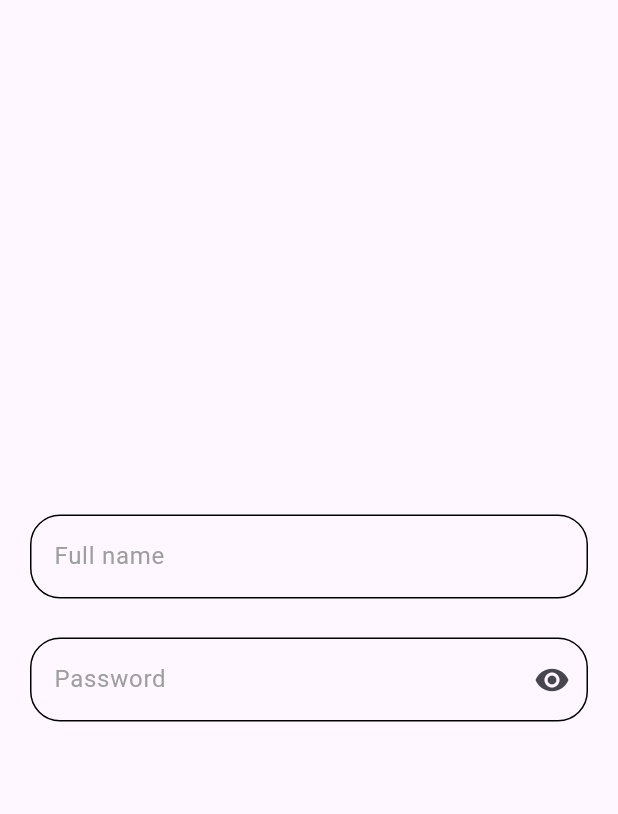
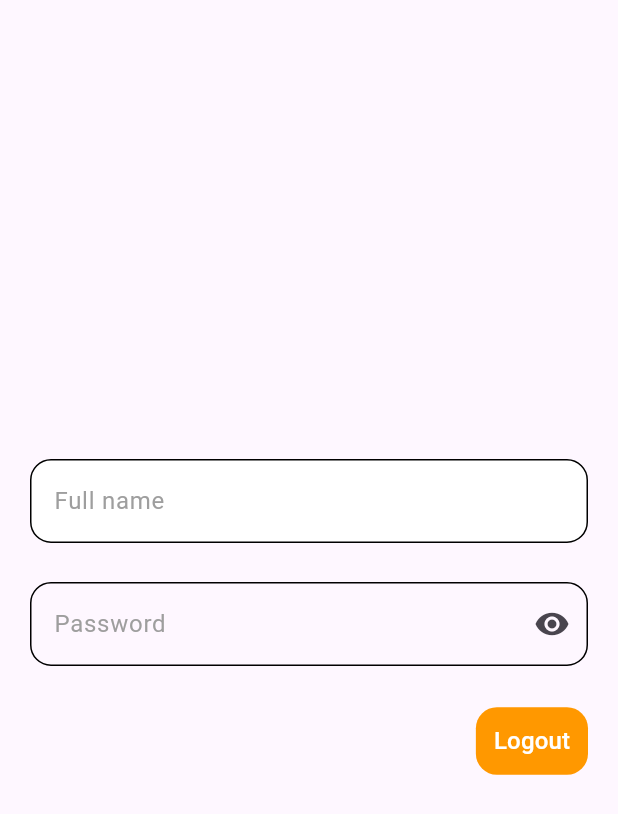
Before and after one commit to GehaziJenda/imosys_flutter_package, a Flutter app: the screen it shows after launch, on a phone screen of 412 x 824 dp. Shown: the top 814 px of the screen. Run offline on Flutter 3.47's test engine with Material 3 defaults, Android fonts, the light colour scheme and no system bars; our stand-ins replace extended_image.

Commit message:
Added imosys button

```diff
--- a/example/lib/main.dart
+++ b/example/lib/main.dart
@@ -1,8 +1,8 @@
 import 'package:flutter/material.dart';
 import 'package:imosys_flutter_package/imosys_flutter_package.dart';
+import 'package:imosys_flutter_package/widgets/imosys_button.dart';
 
 void main() {
-
   ImosysConfig.setBaseUrl("");
 
   runApp(
@@ -10,14 +10,16 @@ void main() {
       config: ImosysConfig(
         defaultFontSize: 16,
         defaultFontColor: Colors.black,
-        primaryColor: Colors.amber,
+        primaryColor: Colors.orange,
         defaultHorizontalPadding: 20,
         cursorColor: Colors.blue,
         defaultBorderColor: Colors.black,
         defaultVerticalPadding: 16,
         defaultHorizontalMargin: 20,
         defaultVerticalMargin: 26,
-        defaultContainerRadius: 20,
+        defaultContainerRadius: 14,
+        primaryButtonBackgroundColor: Colors.orange,
+        primaryButtonTextColor: Colors.white,
       ),
       child: const MyApp(),
     ),
@@ -68,9 +70,9 @@ class _MyHomePageState extends State<MyHomePage> {
               hint: "Full name",
               controller: controller,
               hasBorder: true,
-              fillColor: Colors.grey.withOpacity(0.2),
+              //fillColor: Colors.grey.withOpacity(0.2),
               hintFontColor: Colors.grey,
-              hasFill: false,
+              hasFill: true,
             ),
             SizedBox(
               height: config.defaultVerticalMargin,
@@ -85,6 +87,18 @@ class _MyHomePageState extends State<MyHomePage> {
                 dontShowText = !dontShowText;
                 setState(() {});
               },
+            ),
+            SizedBox(
+              height: config.defaultVerticalMargin,
+            ),
+            Row(
+              mainAxisAlignment: MainAxisAlignment.end,
+              children: [
+                ImosysButton(
+                  text: "Logout",
+                  onTap: () {},
+                ),
+              ],
             )
           ],
         ),
--- a/lib/util/imosys_app_wrapper.dart
+++ b/lib/util/imosys_app_wrapper.dart
@@ -19,6 +19,11 @@ class ImosysConfig {
   final Color? dialogMessageColor;
   final Color? dialogButtonColor;
   final Color? circularProgressColor;
+  final Color? primaryButtonBackgroundColor;
+  final double? primaryButtonDefaultWidth;
+  final Color? primaryButtonTextColor;
+  final double? primaryButtonFontSize;
+  final bool? primaryButtonHasElevation;
 
   ImosysConfig({
     required this.defaultFontSize,
@@ -36,6 +41,11 @@ class ImosysConfig {
     this.dialogMessageColor,
     this.dialogButtonColor,
     this.circularProgressColor,
+    this.primaryButtonBackgroundColor,
+    this.primaryButtonDefaultWidth,
+    this.primaryButtonTextColor,
+    this.primaryButtonFontSize,
+    this.primaryButtonHasElevation,
   });
 
   /// Method to set base URL
--- /dev/null
+++ b/lib/widgets/imosys_button.dart
@@ -0,0 +1,211 @@
+import 'package:extended_image/extended_image.dart';
+import 'package:flutter/material.dart';
+import 'package:imosys_flutter_package/imosys_flutter_package.dart';
+
+class ImosysButton extends StatelessWidget {
+  final String text;
+  final VoidCallback onTap;
+  final Color? color;
+  final Color? textColor;
+  final String? textFontFamily;
+  final FontWeight? textFontWeight;
+  final bool? hasBorder;
+  final Color? borderColor;
+  final double? width;
+  final String? image;
+  final IconData? icon;
+  final Color? iconColor;
+  final double? borderRadius;
+  final double? textSize;
+  final double? borderWidth;
+  final double? elevation;
+  const ImosysButton({
+    super.key,
+    required this.text,
+    required this.onTap,
+    this.color,
+    this.textFontFamily,
+    this.textFontWeight,
+    this.textColor,
+    this.hasBorder,
+    this.borderColor,
+    this.image,
+    this.width,
+    this.icon,
+    this.iconColor,
+    this.borderRadius,
+    this.textSize,
+    this.borderWidth,
+    this.elevation,
+  });
+
+  @override
+  Widget build(BuildContext context) {
+    final config = ImosysAppWrapper.of(context);
+    return (elevation != null && elevation! > 0) ||
+            (config.primaryButtonHasElevation != null &&
+                config.primaryButtonHasElevation!)
+        ? ElevatedButton(
+            onPressed: () {
+              onTap.call();
+            },
+            style: TextButton.styleFrom(
+              backgroundColor: color ?? config.primaryButtonBackgroundColor,
+              elevation: elevation ?? 1,
+              shape: RoundedRectangleBorder(
+                side: hasBorder != null && hasBorder!
+                    ? BorderSide(
+                        color: borderColor ??
+                            config.defaultBorderColor ??
+                            config.primaryColor,
+                        width: borderWidth ?? 1,
+                      )
+                    : BorderSide.none,
+                borderRadius: BorderRadius.all(
+                  Radius.circular(
+                    borderRadius ?? config.defaultContainerRadius,
+                  ),
+                ),
+              ),
+            ),
+            child: buttonChild(config, context),
+          )
+        : TextButton(
+            onPressed: () {
+              onTap.call();
+            },
+            style: TextButton.styleFrom(
+              backgroundColor: color ?? config.primaryButtonBackgroundColor,
+              elevation: elevation,
+              shape: RoundedRectangleBorder(
+                side: hasBorder != null && hasBorder!
+                    ? BorderSide(
+                        color: borderColor ??
+                            config.defaultBorderColor ??
+                            config.primaryColor,
+                        width: borderWidth ?? 1,
+                      )
+                    : BorderSide.none,
+                borderRadius: BorderRadius.all(
+                  Radius.circular(
+                    borderRadius ?? config.defaultContainerRadius,
+                  ),
+                ),
+              ),
+            ),
+            child: buttonChild(config, context),
+          );
+  }
+
+  Widget buttonChild(ImosysConfig config, BuildContext context) {
+    return width == null && config.primaryButtonDefaultWidth == null
+        ? Padding(
+            padding: const EdgeInsets.symmetric(vertical: 3.0),
+            child: Center(
+              child: image == null && icon == null
+                  ? ImosysTextWidget(
+                      text: text,
+                      size: textSize ?? config.primaryButtonFontSize,
+                      fontFamily: textFontFamily,
+                      fontWeight: textFontWeight,
+                      color: textColor ?? config.primaryButtonTextColor)
+                  : icon == null
+                      ? Row(
+                          mainAxisAlignment: MainAxisAlignment.center,
+                          children: [
+                            ExtendedImage.asset(image!),
+                            const SizedBox(
+                              width: 10,
+                            ),
+                            ImosysTextWidget(
+                                text: text,
+                                size: textSize ?? config.primaryButtonFontSize,
+                                fontFamily: textFontFamily,
+                                fontWeight: textFontWeight,
+                                color:
+                                    textColor ?? config.primaryButtonTextColor)
+                          ],
+                        )
+                      : Row(
+                          mainAxisAlignment: MainAxisAlignment.center,
+                          children: [
+                            Icon(
+                              icon,
+                              color: iconColor,
+                              size: 20,
+                            ),
+                            const SizedBox(
+                              width: 10,
+                            ),
+                            ImosysTextWidget(
+                              text: text,
+                              size: textSize ?? config.primaryButtonFontSize,
+                              fontFamily: textFontFamily,
+                              fontWeight: textFontWeight,
+                              color: textColor ?? config.primaryButtonTextColor,
+                            ),
+                          ],
+                        ),
+            ),
+          )
+        : SizedBox(
+            width: width ??
+                config.primaryButtonDefaultWidth ??
+                MediaQuery.of(context).size.width * 0.5,
+            //height: 25,
+            child: Padding(
+              padding: const EdgeInsets.symmetric(vertical: 3.0),
+              child: Center(
+                child: image == null && icon == null
+                    ? ImosysTextWidget(
+                        text: text,
+                        size: textSize ?? config.primaryButtonFontSize,
+                        fontFamily: textFontFamily,
+                        fontWeight: textFontWeight,
+                        color: textColor ?? config.primaryButtonTextColor,
+                      )
+                    : icon == null
+                        ? Row(
+                            mainAxisAlignment: MainAxisAlignment.center,
+                            children: [
+                              ExtendedImage.asset(image!),
+                              const SizedBox(
+                                width: 10,
+                              ),
+                              ImosysTextWidget(
+                                text: text,
+                                size: textSize ?? config.primaryButtonFontSize,
+                                fontFamily: textFontFamily,
+                                fontWeight: textFontWeight,
+                                color: textColor ??
+                                    ImosysAppWrapper.of(context)
+                                        .primaryButtonTextColor,
+                              )
+                            ],
+                          )
+                        : Row(
+                            mainAxisAlignment: MainAxisAlignment.center,
+                            children: [
+                              Icon(
+                                icon,
+                                color: iconColor,
+                                size: 20,
+                              ),
+                              const SizedBox(
+                                width: 10,
+                              ),
+                              ImosysTextWidget(
+                                text: text,
+                                size: textSize ?? config.primaryButtonFontSize,
+                                fontFamily: textFontFamily,
+                                fontWeight: textFontWeight,
+                                color:
+                                    textColor ?? config.primaryButtonTextColor,
+                              ),
+                            ],
+                          ),
+              ),
+            ),
+          );
+  }
+}
--- a/lib/widgets/imosys_text_field.dart
+++ b/lib/widgets/imosys_text_field.dart
@@ -37,6 +37,7 @@ class ImosysTextField extends StatelessWidget {
   const ImosysTextField(
       {super.key,
       required this.hint,
+      required this.controller,
       this.label,
       this.toggleObscure,
       this.dontShowText,
@@ -45,7 +46,6 @@ class ImosysTextField extends StatelessWidget {
       this.autoCorrect,
       this.prefixText,
       this.cursorColor,
-      required this.controller,
       this.inputType,
       this.maxLength,
       this.maxLines,
@@ -72,7 +72,6 @@ class ImosysTextField extends StatelessWidget {
   Widget build(BuildContext context) {
     //configuration
     final config = ImosysAppWrapper.of(context);
-
     return SizedBox(
       width: width ?? MediaQuery.of(context).size.width,
       child: Column(
--- a/pubspec.yaml
+++ b/pubspec.yaml
@@ -8,10 +8,11 @@ environment:
   flutter: ">=1.17.0"
 
 dependencies:
+  extended_image: 9.1.0
   flutter:
     sdk: flutter
-  http: ^1.2.2
-  http_parser: ^4.0.2
+  http: 1.2.2
+  http_parser: 4.0.2
 
 dev_dependencies:
   flutter_test:
```
Also changed, not shown: example/pubspec.lock, lib/widgets/imosys_error_widget.dart (added), 14 other files.
